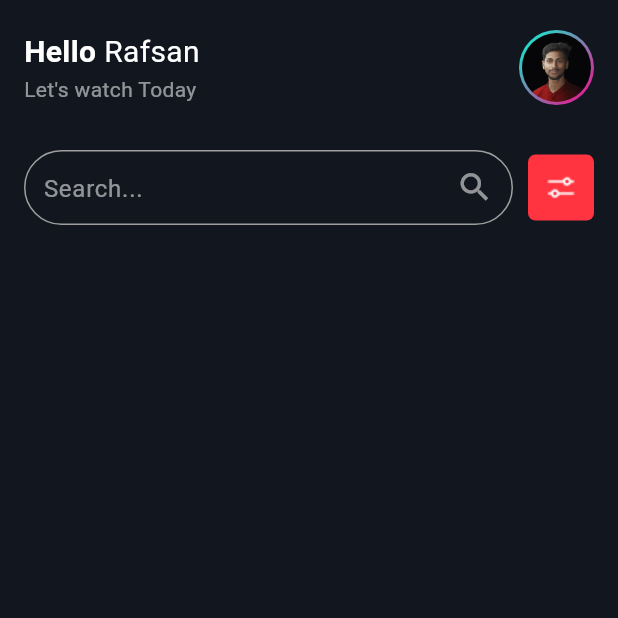
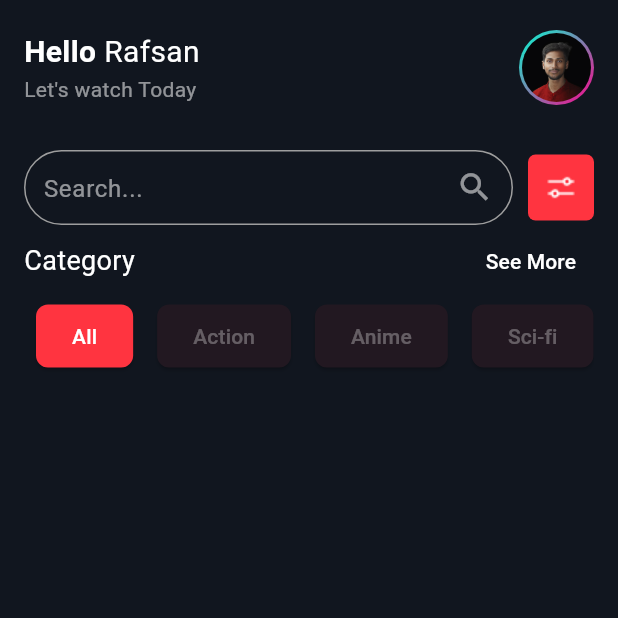
Before and after one commit to marmiju/HomeScrren-Ui, a Flutter app: the screen it shows after launch, on a phone screen of 412 x 824 dp, the top half of it. Run offline on Flutter 3.47's test engine with Material 3 defaults, Android fonts, the phone set to English and light mode, and no system bars; our stand-ins replace google_fonts; Roboto replaces fonts that are missing (Akatab).

Commit message:
Category

```diff
--- a/lib/Screen/HomeScreen.dart
+++ b/lib/Screen/HomeScreen.dart
@@ -1,4 +1,5 @@
 import 'package:flutter/material.dart';
+import 'package:home_screen/widget/Category/Category.dart';
 import 'package:home_screen/widget/Header/Header.dart';
 import 'package:home_screen/widget/SearchBar/Serchbar.dart';
 
@@ -17,6 +18,7 @@ class HomeScreen extends StatelessWidget {
             children: [
               Header(),
               Serchbar(),
+              Category(),
             ],
           ),
         ),
--- /dev/null
+++ b/lib/widget/Category/Category.dart
@@ -0,0 +1,80 @@
+import 'package:flutter/material.dart';
+import 'package:google_fonts/google_fonts.dart';
+
+class Category extends StatefulWidget {
+  const Category({super.key});
+
+  @override
+  State<Category> createState() => _CategoryState();
+}
+
+class _CategoryState extends State<Category> {
+  int selectedindex = 0; // Declare selectedindex here, so it persists across rebuilds
+
+  @override
+  Widget build(BuildContext context) {
+    List<String> categories = ["All", "Action", "Anime", "Sci-fi","Thriller"];
+
+    return Container(
+      height: 100, // Set a reasonable height for the container
+      child: Column(
+        children: [
+          Row(
+            children: [
+              Text(
+                'Category',
+                style: GoogleFonts.akatab(
+                  color: Colors.white,
+                  fontSize: 18,
+                ),
+              ),
+              Spacer(),
+              TextButton(
+                onPressed: () {},
+                child: Text(
+                  'See More',
+                  style: GoogleFonts.akatab(
+                    color: Colors.white,
+                    fontSize: 14,
+                  ),
+                ),
+              ),
+            ],
+          ),
+          Expanded(
+            child: ListView.builder(
+              itemCount: categories.length,
+              scrollDirection: Axis.horizontal,
+              itemBuilder: (_, index) {
+                return Padding(
+                  padding: const EdgeInsets.symmetric(horizontal: 8.0,vertical: 5),
+                  child: ElevatedButton(
+                    style: ElevatedButton.styleFrom(
+                        backgroundColor:selectedindex == index
+                          ? Theme.of(context).cardColor
+                          : Color(0xFF221821),
+                          shape: RoundedRectangleBorder(
+                            borderRadius: BorderRadius.circular(8)
+                          )
+                    ),
+                    onPressed: () {
+                      setState(() {
+                        selectedindex = index;
+                      });
+                    },
+                    child: Text(
+                      categories[index],
+                      style: TextStyle(
+                        color: selectedindex == index ? Colors.white : Colors.white30,
+                      ),
+                    ),
+                  ),
+                );
+              },
+            ),
+          ),
+        ],
+      ),
+    );
+  }
+}
```
Also changed, not shown: assets/images/image.png (added).
